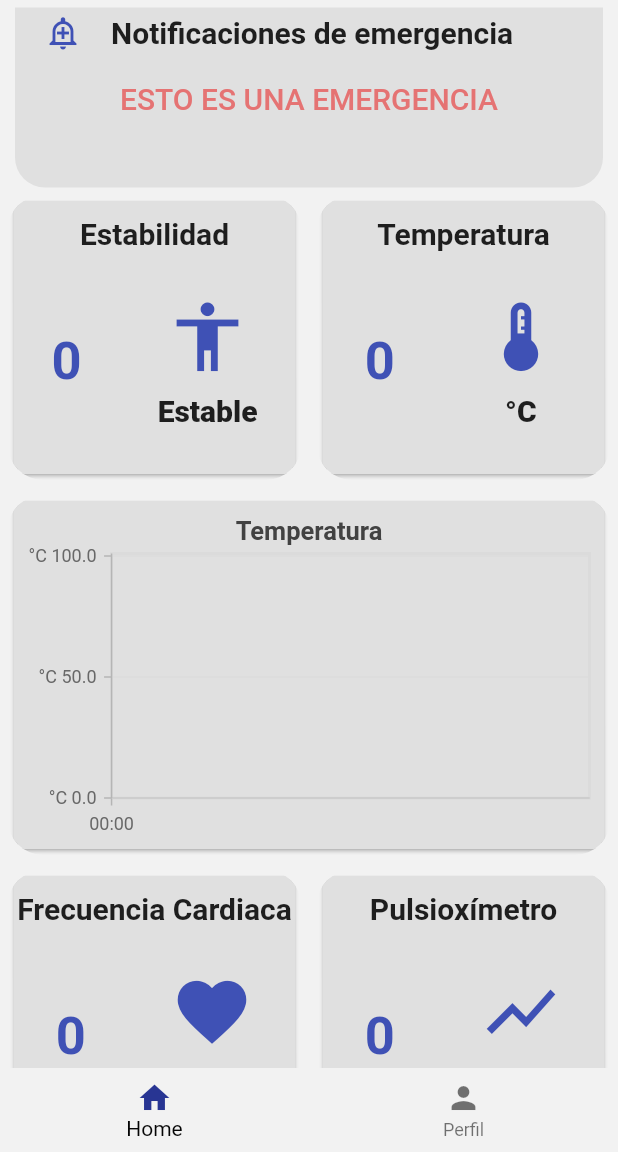
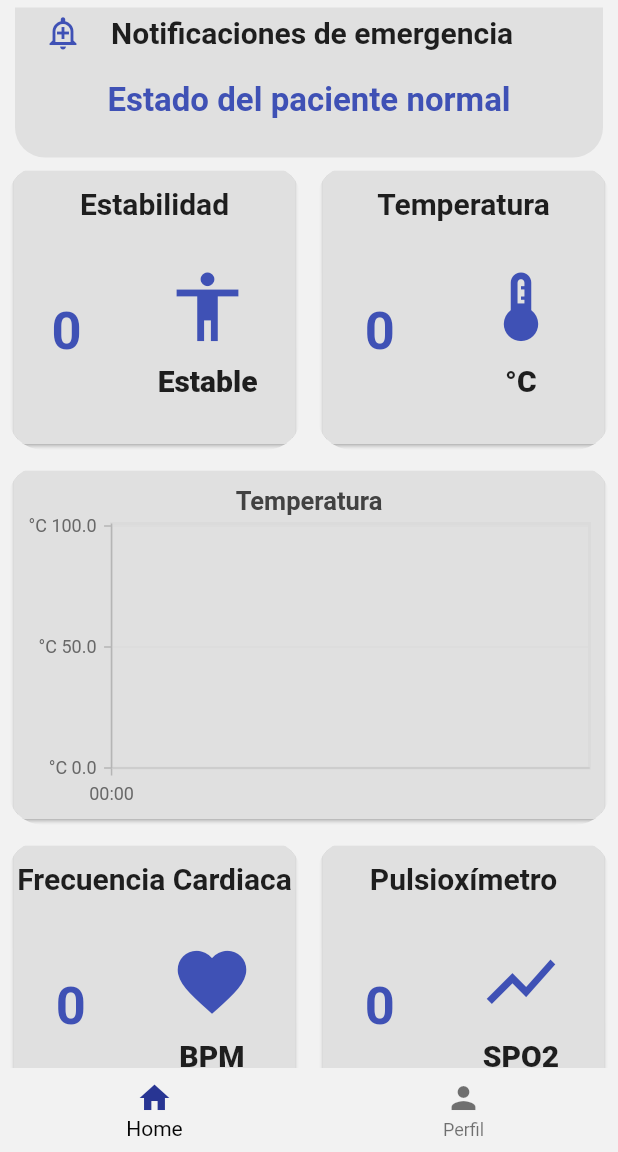
Before and after one commit to JeffersonG96/flutter-ts, a Flutter app: the HomeScreen screen opened by its route, on a phone screen of 412 x 824 dp, the part 84-1236 px from its top. Run offline on Flutter 3.47's test engine with Material 2 defaults, Android fonts, the light colour scheme and no system bars; our stand-ins replace firebase_core, firebase_messaging, flutter_secure_storage, syncfusion_flutter_charts; missing offline and left inert: mqtt_client; accounts and stored records are empty; network calls fail.

Commit message:
card notifications and send uid with token

```diff
--- a/lib/main.dart
+++ b/lib/main.dart
@@ -25,7 +25,6 @@ class _MyAppState extends State<MyApp> {
 
   // final GlobalKey<NavigatorState> navigatorKey = new GlobalKey<NavigatorState>();
   final GlobalKey<ScaffoldMessengerState> messangerKey = new GlobalKey<ScaffoldMessengerState>();
-
 
   @override
   void initState() {
--- a/lib/pages/loading_page.dart
+++ b/lib/pages/loading_page.dart
@@ -14,9 +14,19 @@ class LoadingPage extends StatelessWidget {
       body: FutureBuilder(
         future: checkLoginState(context),
         builder: ( context, snapshot) {
-          return const Center(
-          child: Text('Cargado Datos...'),
-           );
+          return SafeArea(
+            child: Container(
+              height: double.infinity,
+              width: double.infinity,
+              color: Colors.grey[300],
+            child: Column(children: const [
+              SizedBox(height: 150),
+              Text('Cargado Datos...', textAlign: TextAlign.center,style: TextStyle(color: Colors.indigo ,fontWeight: FontWeight.bold, fontSize: 25)),
+              SizedBox(height: 100),
+              CircularProgressIndicator.adaptive(backgroundColor: Colors.indigo, )
+            ]),
+             ),
+          );
          },
       ),
    );
--- a/lib/providers/auth_service.dart
+++ b/lib/providers/auth_service.dart
@@ -146,7 +146,8 @@ Future<bool> estaLogeado() async {
 
 //*ENVIAR ID
 Future<Map> sendId() async{
-  this.autenticando = true; //deshabilita botón
+
+  final token = await this._storage.read(key: 'token') ?? '';
 
   final data = {
     'uid': usuario?.uid ?? '121212',
@@ -156,7 +157,8 @@ Future<Map> sendId() async{
   final resp = await http.post(uri,
       body: jsonEncode(data),
       headers: {
-        'Content-Type': 'application/json'
+        'Content-Type': 'application/json',
+        'x-token': token
       }
   );
 
--- a/lib/services/push_notifications_service.dart
+++ b/lib/services/push_notifications_service.dart
@@ -4,8 +4,9 @@ import 'dart:async';
 
 import 'package:firebase_messaging/firebase_messaging.dart';
 import 'package:firebase_core/firebase_core.dart';
+import 'package:flutter/cupertino.dart';
 
-class PushNotificationsService {
+class PushNotificationsService with ChangeNotifier{
   // identifica el id del proyecto
   static FirebaseMessaging messaging = FirebaseMessaging.instance;
   static String? token;
--- a/lib/witgets/card_home.dart
+++ b/lib/witgets/card_home.dart
@@ -32,7 +32,7 @@ class CardHome extends StatelessWidget {
       ),
 
       // ChartSfCartesian(nameChart:'Temperatura', temp: authMqtt.temp.toDouble()),
-      CardChartHome(),
+      const CardChartHome(),
 
         Table(
           children: [
@@ -43,16 +43,8 @@ class CardHome extends StatelessWidget {
             ] ),
           ] ),
 
-          CardChartDouble(),
+          const CardChartDouble(),
 
-        Table(
-          children: const [
-          TableRow(
-            children: [
-              _cardTable(titulo: 'Presión Arterial',valorMqtt: '90',icon: Icons.timeline, unidad: 'mmHg',),
-              _cardTable(titulo: 'Casa', valorMqtt: '100',icon: Icons.house_outlined, unidad: 'Normal',),
-            ] ),
-          ])
       ]
     );
 
--- a/lib/witgets/card_notification.dart
+++ b/lib/witgets/card_notification.dart
@@ -1,33 +1,54 @@
+import 'package:app_login/providers/auth_mqtt.dart';
 import 'package:flutter/material.dart';
+import 'package:provider/provider.dart';
 
 class CardNotification extends StatelessWidget {
-  const CardNotification({ Key? key }) : super(key: key);
+  const CardNotification({Key? key}) : super(key: key);
 
   @override
   Widget build(BuildContext context) {
+    final authMqtt = Provider.of<AuthMqtt>(context);
+    String messageBody = 'Estado del paciente normal';
+    bool change = false;
 
+    if(authMqtt.status == 1){
+      messageBody = 'Se detecto una caída';
+      change = true;
+    }
+    if(authMqtt.temp > 99){
+      messageBody = 'Temperatura corporal elevada';
+      change = true;
+    }
+    if(authMqtt.heart > 99){
+      messageBody = 'Frecuencia cardiaca alterada';
+      change = true;
+    }
+    if(authMqtt.spo2 > 99){
+      messageBody = 'Saturación de oxígeno inestable';
+      change = true;
+    }
 
     return Padding(
-      padding: EdgeInsets.only(left: 10, right: 10, top: 5),
+      padding: const EdgeInsets.only(left: 10, right: 10, top: 5),
       child: Container(
         decoration: BoxDecoration(
-          color: Colors.grey[300],
-          borderRadius: BorderRadius.only(bottomLeft:Radius.circular(20), bottomRight: Radius.circular(20) ),
+          color: change ? Colors.amber[300]: Colors.grey[300],
+          borderRadius: const BorderRadius.only(bottomLeft:Radius.circular(20), bottomRight: Radius.circular(20) ),
         ),
         width: double.infinity,
-        height: 120,
+        height: 100,
         child: Column(
           children: [
             Row(
-              children: [
+              children:  [
                 Padding(
-                  padding: EdgeInsets.symmetric(horizontal: 20, vertical: 5),
-                  child: Icon(Icons.add_alert_outlined, color: Colors.indigo,)),
-                Text('Notificaciones de emergencia', style: TextStyle(fontWeight: FontWeight.bold, fontSize: 20)),
+                  padding: const EdgeInsets.symmetric(horizontal: 20, vertical: 5),
+                  child: Icon(Icons.add_alert_outlined, color: change ? Colors.red : Colors.indigo,)),
+                const Text('Notificaciones de emergencia', style: TextStyle(fontWeight: FontWeight.bold, fontSize: 20)),
               ],
             ),
-            SizedBox(height: 15),
-            Text('ESTO ES UNA EMERGENCIA',style: TextStyle(color: Colors.red[300], fontSize: 20, fontWeight: FontWeight.w500),),
+            const SizedBox(height: 15),
+            Text(messageBody, style: TextStyle(color: change ? Colors.red : Colors.indigo, fontSize: 22, fontWeight: FontWeight.bold),),
           ],
         ),
 
```
